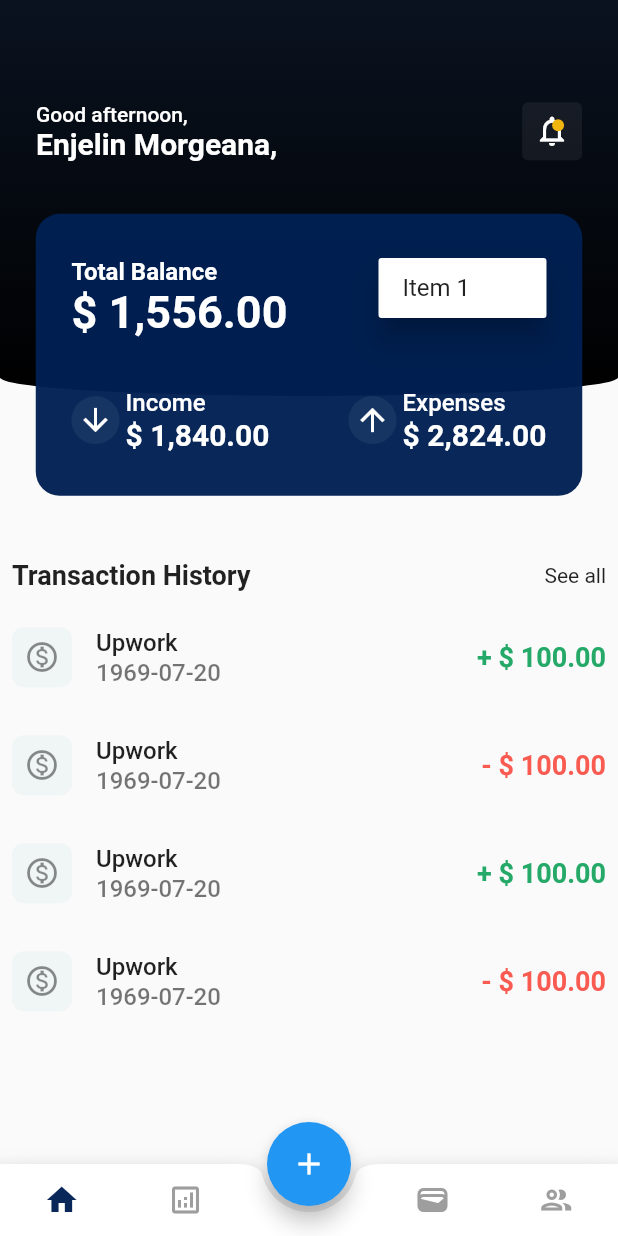
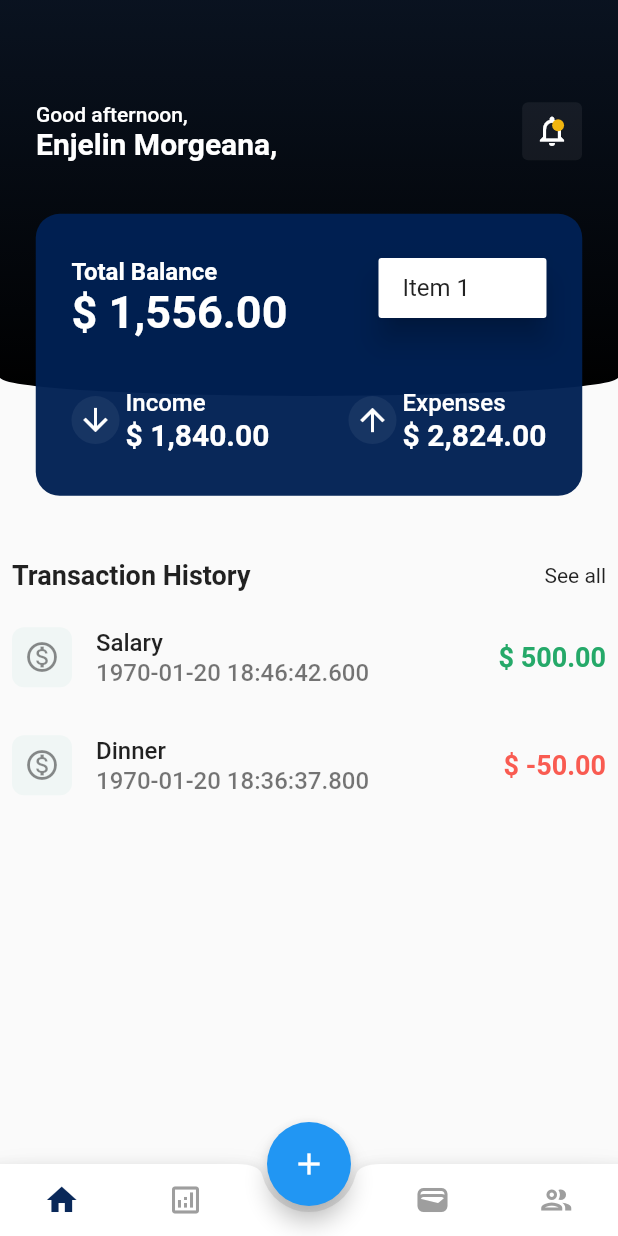
Before and after one commit to lucasmargui/flutter-project-mystocks, a Flutter app: the screen it shows after launch, after a tap on the "keyboard control" icon, on a phone screen of 412 x 824 dp. Run offline on Flutter 3.47's test engine with Material 2 defaults, Android fonts, the phone set to English and light mode, and no system bars; our stand-ins replace firebase_auth, firebase_core, get_it; accounts and stored records are empty.

Commit message:
update: criação de repository pattern

```diff
--- /dev/null
+++ b/lib/common/models/transaction_model.dart
@@ -0,0 +1,11 @@
+class TransactionModel {
+  final String title;
+  final double value;
+  final int date;
+
+  TransactionModel({
+    required this.title,
+    required this.value,
+    required this.date,
+  });
+}
--- a/lib/common/widgets/custom_circular_progress_indicator.dart
+++ b/lib/common/widgets/custom_circular_progress_indicator.dart
@@ -4,15 +4,15 @@ import 'package:flutter/material.dart';
 import '../constants/app_colors.dart';
 
 class CustomCircularProgressIndicator extends StatelessWidget {
-  const CustomCircularProgressIndicator({
-    Key? key,
-  }) : super(key: key);
+  final Color? color;
+  const CustomCircularProgressIndicator({Key? key, this.color})
+      : super(key: key);
 
   @override
   Widget build(BuildContext context) {
     return Center(
       child: CircularProgressIndicator(
-        color: AppColors.iceWhite,
+        color: color ?? AppColors.iceWhite,
       ),
     );
   }
--- /dev/null
+++ b/lib/features/home/home_controller.dart
@@ -0,0 +1,41 @@
+// ignore_for_file: unnecessary_null_comparison, prefer_const_constructors, prefer_const_literals_to_create_immutables
+
+import 'package:flutter/foundation.dart';
+import 'package:mystock_app/features/home/home_state.dart';
+import 'package:mystock_app/repositories/transaction_repository.dart';
+
+import 'package:mystock_app/services/secure_storage.dart';
+
+import '../../common/models/transaction_model.dart';
+import '../../services/auth_service.dart';
+
+class HomeController extends ChangeNotifier {
+  final TransactionRepository _transactionRepository;
+
+  HomeController(this._transactionRepository);
+
+  HomeState _state = HomeInitialState();
+
+  HomeState get state => _state;
+
+  List<TransactionModel> _transactions = [];
+
+  List<TransactionModel> get transactions => _transactions;
+
+  void _changeState(HomeState newState) {
+    _state = newState;
+    notifyListeners();
+  }
+
+  Future<void> getAllTransactions() async {
+    _changeState(HomeLoadingState());
+
+    try {
+      _transactions = await _transactionRepository.getAllTransactions();
+
+      _changeState(HomeSuccessState());
+    } catch (e) {
+      _changeState(HomeErrorState(e.toString()));
+    }
+  }
+}
--- a/lib/features/home/home_page.dart
+++ b/lib/features/home/home_page.dart
@@ -7,10 +7,14 @@ import 'package:mystock_app/app.dart';
 import 'package:mystock_app/common/constants/app_text_style.dart';
 import 'package:mystock_app/common/constants/routes.dart';
 import 'package:mystock_app/common/extensions/sizes.dart';
+import 'package:mystock_app/common/widgets/custom_circular_progress_indicator.dart';
 import 'package:mystock_app/common/widgets/primary_button.dart';
+import 'package:mystock_app/features/home/home_controller.dart';
+import 'package:mystock_app/features/home/home_state.dart';
 import 'package:mystock_app/services/secure_storage.dart';
 
 import '../../common/constants/app_colors.dart';
+import '../../locator/locator.dart';
 
 class HomePage extends StatefulWidget {
   const HomePage({Key? key}) : super(key: key);
@@ -24,6 +28,15 @@ class _HomePageState extends State<HomePage> {
       MediaQuery.of(context).size.width < 360 ? 0.7 : 1.0;
 
   double get iconSize => MediaQuery.of(context).size.width < 360 ? 16.0 : 24.0;
+
+  final controller = locator.get<HomeController>();
+
+  @override
+  void initState() {
+    // TODO: implement initState
+    super.initState();
+    controller.getAllTransactions();
+  }
 
   @override
   Widget build(BuildContext context) {
@@ -255,41 +268,68 @@ class _HomePageState extends State<HomePage> {
                     ],
                   )),
               Expanded(
-                  child: ListView.builder(
+                  child: AnimatedBuilder(
+                      animation: controller,
+                      builder: (context, _) {
+                        if (controller.state is HomeLoadingState) {
+                          return const CustomCircularProgressIndicator(
+                            color: AppColors.bluedarkOne,
+                          );
+                        }
+
+                        if (controller.state is HomeErrorState)
+                          return Center(
+                            child: Text('An error has ocurred'),
+                          );
+
+                        if (controller.transactions.isEmpty)
+                          return Center(
+                            child: Text('There is no transactions'),
+                          );
+
+                        return ListView.builder(
                           physics: const BouncingScrollPhysics(),
                           padding: EdgeInsets.zero,
-                itemCount: 4,
+                          itemCount: controller.transactions.length,
                           itemBuilder: ((context, index) {
-                  final color =
-                      index % 2 == 0 ? AppColors.income : AppColors.outcome;
-                  final value = index % 2 == 0 ? "+ \$ 100.00" : "- \$ 100.00";
+                            final item = controller.transactions[index];
+
+                            final color = item.value.isNegative
+                                ? AppColors.outcome
+                                : AppColors.income;
+                            final value = "\$ ${item.value.toStringAsFixed(2)}";
                             return ListTile(
-                    contentPadding: const EdgeInsets.symmetric(horizontal: 8.0),
+                              contentPadding:
+                                  const EdgeInsets.symmetric(horizontal: 8.0),
                               leading: Container(
                                 decoration: BoxDecoration(
                                   color: AppColors.antiFlashWhite,
-                        borderRadius: BorderRadius.all(Radius.circular(8.0)),
+                                  borderRadius:
+                                      BorderRadius.all(Radius.circular(8.0)),
                                 ),
                                 padding: const EdgeInsets.all(8.0),
                                 child: const Icon(
                                   Icons.monetization_on_outlined,
                                 ),
                               ),
-                    title: const Text(
-                      'Upwork',
+                              title: Text(
+                                item.title,
                                 style: AppTextStyles.mediumText16w500,
                               ),
-                    subtitle: const Text(
-                      '1969-07-20',
+                              subtitle: Text(
+                                DateTime.fromMicrosecondsSinceEpoch(item.date)
+                                    .toString(),
                                 style: AppTextStyles.mediumText16w500,
                               ),
                               trailing: Text(
                                 value,
-                      style: AppTextStyles.mediumText18.apply(color: color),
+                                style: AppTextStyles.mediumText18
+                                    .apply(color: color),
                               ),
                             );
                           }),
-              )),
+                        );
+                      })),
             ],
           ),
         )
--- /dev/null
+++ b/lib/features/home/home_state.dart
@@ -0,0 +1,14 @@
+abstract class HomeState {}
+
+//a classe HomeLoadingState está herdando de HomeSate
+
+class HomeInitialState extends HomeState {}
+
+class HomeLoadingState extends HomeState {}
+
+class HomeSuccessState extends HomeState {}
+
+class HomeErrorState extends HomeState {
+  final String message;
+  HomeErrorState(this.message);
+}
--- a/lib/features/splash/splash_page.dart
+++ b/lib/features/splash/splash_page.dart
@@ -35,7 +35,8 @@ class _SplashPageState extends State<SplashPage> {
       if (_splashController.state is SplashSuccessState) {
         Navigator.pushReplacementNamed(context, NamedRoute.home);
       } else {
-        Navigator.pushReplacementNamed(context, NamedRoute.initial);
+        Navigator.pushReplacementNamed(context, NamedRoute.home);
+        //Navigator.pushReplacementNamed(context, NamedRoute.initial);
       }
     });
   }
--- a/lib/locator/locator.dart
+++ b/lib/locator/locator.dart
@@ -1,6 +1,8 @@
 import 'package:get_it/get_it.dart';
+import 'package:mystock_app/features/home/home_controller.dart';
 import 'package:mystock_app/features/sign_in/sign_in_controller.dart';
 import 'package:mystock_app/features/splash/splash_controller.dart';
+import 'package:mystock_app/repositories/transaction_repository.dart';
 import 'package:mystock_app/services/auth_service.dart';
 import 'package:mystock_app/services/firebase_auth_service.dart';
 import 'package:mystock_app/services/mock_auth_service.dart';
@@ -22,4 +24,11 @@ void setupDependencies() {
 
   locator.registerFactory<SignUpController>(
       () => SignUpController(locator.get<AuthService>()));
+
+  locator.registerFactory<TransactionRepository>(
+    () => TransactionRepositoryImpl(),
+  );
+  locator.registerLazySingleton<HomeController>(
+    () => HomeController(locator.get<TransactionRepository>()),
+  );
 }
--- /dev/null
+++ b/lib/repositories/transaction_repository.dart
@@ -0,0 +1,33 @@
+import 'package:mystock_app/common/models/transaction_model.dart';
+
+abstract class TransactionRepository {
+  Future<void> addTransaction();
+  Future<List<TransactionModel>> getAllTransactions();
+}
+
+class TransactionRepositoryImpl implements TransactionRepository {
+  @override
+  Future<void> addTransaction() {
+    // TODO: implement addTransaction
+    throw UnimplementedError();
+  }
+
+  @override
+  Future<List<TransactionModel>> getAllTransactions() async {
+    await Future.delayed(const Duration(seconds: 2));
+
+    return [
+      TransactionModel(
+          title: 'Salary',
+          value: 500,
+          date: DateTime.now().millisecondsSinceEpoch),
+      TransactionModel(
+        title: 'Dinner',
+        value: -50,
+        date: DateTime.now()
+            .subtract(const Duration(days: 7))
+            .millisecondsSinceEpoch,
+      )
+    ];
+  }
+}
```
Lines whose indentation alone changed are shown as unchanged.
